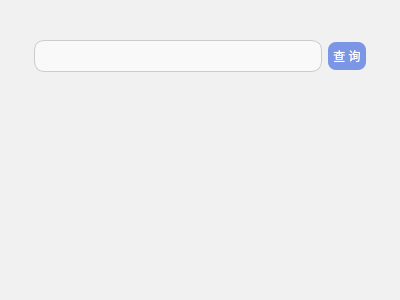
First picture: the form in AllChatClient/View/addfriends.ui, repository siju-m/AllChat, before the edit.
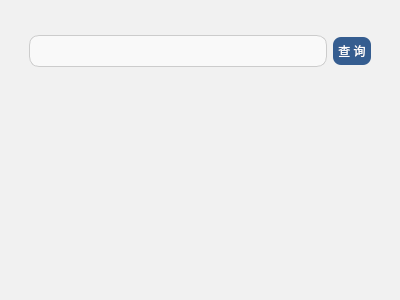
Second picture: the form after the edit. Custom widgets are drawn as their Qt base class.

```diff
--- a/AllChatClient/View/addfriends.ui
+++ b/AllChatClient/View/addfriends.ui
@@ -44,16 +44,16 @@
      </property>
      <layout class="QVBoxLayout" name="verticalLayout_3">
       <property name="leftMargin">
-       <number>5</number>
+       <number>0</number>
       </property>
       <property name="topMargin">
-       <number>5</number>
+       <number>0</number>
       </property>
       <property name="rightMargin">
-       <number>5</number>
+       <number>0</number>
       </property>
       <property name="bottomMargin">
-       <number>5</number>
+       <number>15</number>
       </property>
       <item>
        <widget class="DialogTitleBar" name="titleBar" native="true"/>
@@ -88,7 +88,7 @@
 QPushButton{
 	font: 10pt &quot;微软雅黑&quot;;
     color: white;
-    background-color: rgb(123, 150, 228);
+    background-color: rgb(53, 93, 144);
 	color: rgb(255, 255, 255);
     border-radius: 8px;
     border-style: none;
@@ -128,6 +128,12 @@
       <item>
        <widget class="QWidget" name="widget_2" native="true">
         <layout class="QVBoxLayout" name="verticalLayout">
+         <property name="leftMargin">
+          <number>6</number>
+         </property>
+         <property name="rightMargin">
+          <number>6</number>
+         </property>
          <item>
           <widget class="QListView" name="strangerList">
            <property name="styleSheet">
```
Left out of the diff: 11 changed lines with no effect on the pictures.
